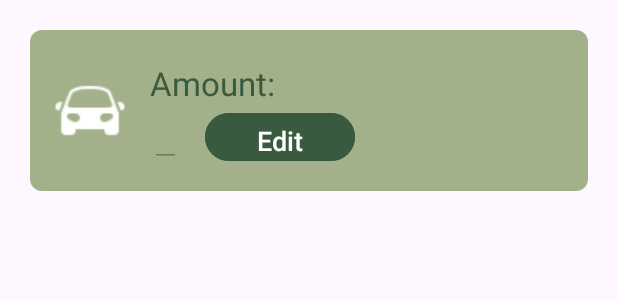
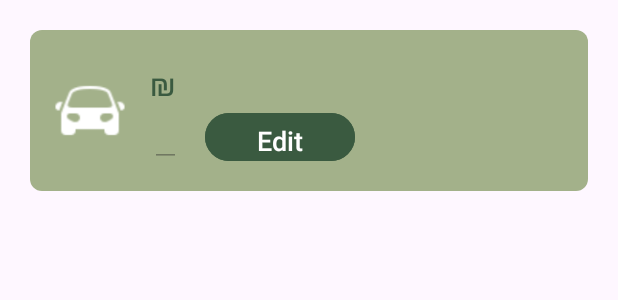
Before and after one commit to TamarMaRa/autoDrive, an Android app: the layout item_expense.xml on its own in the app's theme, with its tools: preview values and no code run, on a phone screen of 412 x 824 dp. Shown: the top 300 px of the screen. Run offline under Robolectric (Android 15) with nearby library versions, the phone set to English and light mode, and no system bars.

Commit message:
layouts for phone

```diff
--- a/app/src/main/res/layout/item_expense.xml
+++ b/app/src/main/res/layout/item_expense.xml
@@ -31,7 +31,7 @@
                 android:id="@+id/txt1"
                 android:layout_width="wrap_content"
                 android:layout_height="25dp"
-                android:text="Amount: "
+                android:text="₪ "
                 android:textAppearance="?android:attr/textAppearanceLarge"
                 android:textColor="@color/dark_green"
                 tools:ignore="SpeakableTextPresentCheck"
@@ -51,7 +51,7 @@
                 android:id="@+id/tvEmpty"
                 android:layout_width="wrap_content"
                 android:layout_height="wrap_content"
-                android:text="  "
+                android:text="     "
                 android:textAppearance="?android:attr/textAppearanceLarge"
                 android:textColor="@color/dark_green"
                 tools:ignore="SpeakableTextPresentCheck" />
```
Also changed, not shown: app/src/main/java/com/example/autodrive/MenuActivity.java (+15 -0 lines).
